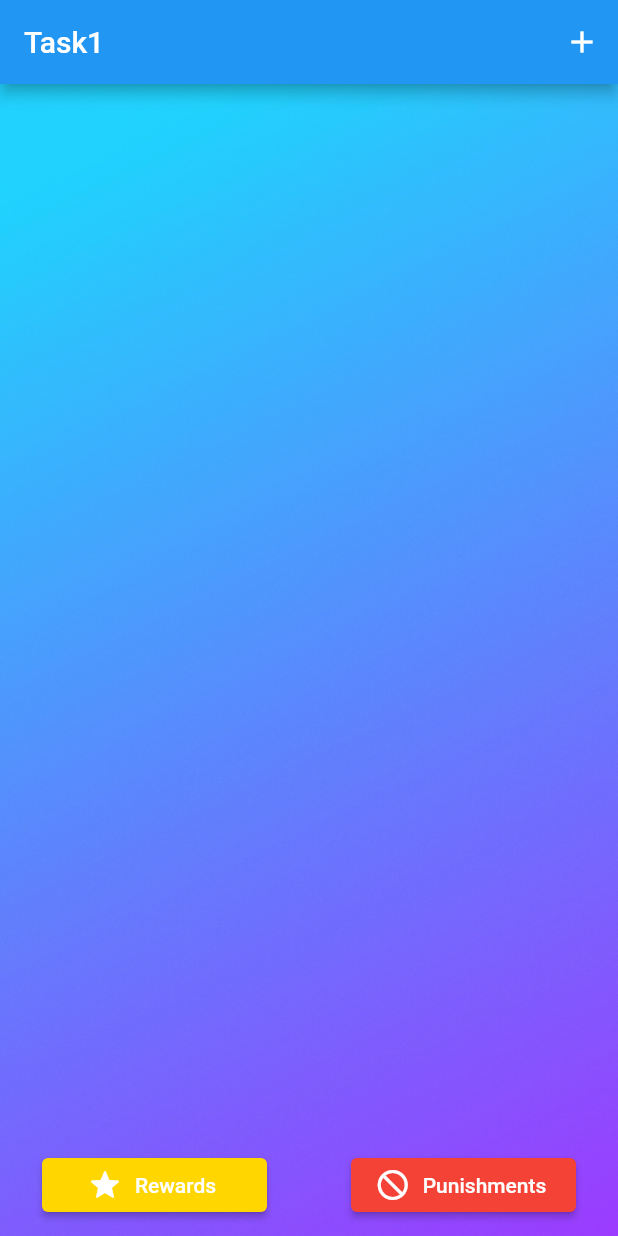
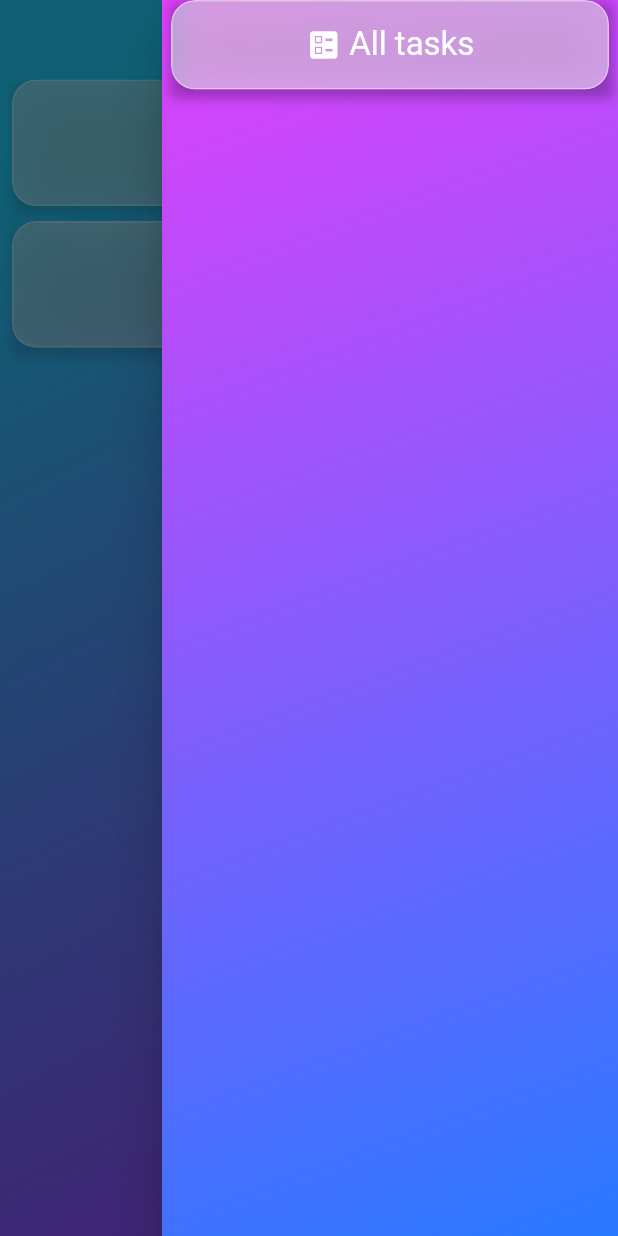
Before and after one commit to MohanpreetS/flutter_projects, a Flutter app: the screen it shows after launch, with the side drawer open (before the commit the screen has no drawer), on a phone screen of 412 x 824 dp. Run offline on Flutter 3.47's test engine with Material 2 defaults, Android fonts, the phone set to English and light mode, and no system bars; our stand-ins replace carousel_slider, image_picker, shared_preferences, sticky_headers.

Commit message:
all tasks screen

```diff
--- a/questify/lib/main.dart
+++ b/questify/lib/main.dart
@@ -2,6 +2,7 @@ import 'package:flutter/material.dart';
 import 'package:provider/provider.dart';
 
 import './screens/task_screen.dart';
+import './screens/all_tasks_screen.dart';
 import './providers/tasks.dart';
 import './models/task.dart';
 
@@ -21,7 +22,10 @@ class MyApp extends StatelessWidget {
         theme: ThemeData(
           primarySwatch: Colors.blue,
         ),
-        home: TaskScreen(),
+        routes: {
+          //TaskScreen.routeName: (_) => TaskScreen(),
+          AllTasksScreen.routeName: (_) => AllTasksScreen(),
+        },
       ),
     );
   }
--- a/questify/lib/models/task.dart
+++ b/questify/lib/models/task.dart
@@ -13,10 +13,10 @@ class Task with ChangeNotifier {
 
   Task(this.name, this.tid);
 
-  void addSubtask(String details) {
+  void addSubtask(String name) {
     var uid = Uuid();
     uid.v1();
-    var newSubtask = Subtask(details, uid);
+    var newSubtask = Subtask(name, uid);
     subtasks.insert(0, newSubtask);
     notifyListeners();
   }
--- a/questify/lib/providers/tasks.dart
+++ b/questify/lib/providers/tasks.dart
@@ -6,6 +6,7 @@ import '../models/task.dart';
 class Tasks with ChangeNotifier {
   List<Task> allTasks = [
     Task('First task', 'abcd'),
+    Task('Second task', 'details part 2'),
   ];
 
   void addTask(name) {
--- /dev/null
+++ b/questify/lib/screens/all_tasks_screen.dart
@@ -0,0 +1,99 @@
+import 'package:flutter/material.dart';
+import 'package:provider/provider.dart';
+
+import '../providers/tasks.dart';
+import '../widgets/side_drawer.dart';
+import '../templates/medium_white_container.dart';
+import '../widgets/task_tile.dart';
+import '../widgets/add_button.dart';
+
+class AllTasksScreen extends StatefulWidget {
+  static const routeName = '/';
+  @override
+  _AllTasksScreenState createState() => _AllTasksScreenState();
+}
+
+class _AllTasksScreenState extends State<AllTasksScreen> {
+  @override
+  Widget build(BuildContext context) {
+    final size = MediaQuery.of(context).size;
+    var task = Provider.of<Tasks>(context);
+    Widget _buildTaskTitle() {
+      return Text(
+        'All Tasks',
+        style: TextStyle(
+          fontSize: 30,
+          fontWeight: FontWeight.bold,
+          color: Colors.white,
+        ),
+        textAlign: TextAlign.center,
+      );
+    }
+
+    Widget _buildHeader(drawerOpen) {
+      return Row(
+        children: [
+          SizedBox(
+            width: 28,
+          ),
+          Expanded(
+            child: Container(
+              margin: EdgeInsets.only(left: 10),
+              child: _buildTaskTitle(),
+            ),
+          ),
+          IconButton(
+            onPressed: drawerOpen,
+            icon: Icon(
+              Icons.menu,
+              color: Colors.white,
+              size: 28,
+            ),
+          )
+        ],
+      );
+    }
+
+    return Scaffold(
+      endDrawer: SideDrawer(),
+      body: Builder(
+        builder: (context) => Container(
+          decoration: BoxDecoration(
+            image: DecorationImage(
+              image: AssetImage(
+                  'assets/images/luke-chesser-PHtp0cDBJSM-unsplash.jpg'),
+              fit: BoxFit.cover,
+            ),
+          ),
+          child: SafeArea(
+            child: Container(
+              child: Column(
+                children: [
+                  _buildHeader(() {
+                    Scaffold.of(context).openEndDrawer();
+                  }),
+                  Expanded(
+                    child: Container(
+                      child: ListView.builder(
+                        itemCount: task.allTasks.length,
+                        itemBuilder: (_, i) {
+                          return TaskTile(i);
+                        },
+                      ),
+                    ),
+                  ),
+                  Row(
+                    mainAxisAlignment: MainAxisAlignment.center,
+                    children: [
+                      AddButton(() {}),
+                    ],
+                  )
+                ],
+              ),
+            ),
+          ),
+        ),
+      ),
+    );
+  }
+}
--- /dev/null
+++ b/questify/lib/templates/medium_white_container.dart
@@ -0,0 +1,51 @@
+import 'dart:ui';
+
+import 'package:flutter/material.dart';
+
+class MediumWhiteContainer extends StatefulWidget {
+  var child;
+  var opacity;
+
+  MediumWhiteContainer({this.child, this.opacity});
+  @override
+  _MediumWhiteContainerState createState() => _MediumWhiteContainerState();
+}
+
+class _MediumWhiteContainerState extends State<MediumWhiteContainer> {
+  @override
+  Widget build(BuildContext context) {
+    return Container(
+      decoration: BoxDecoration(
+        boxShadow: [
+          BoxShadow(
+            blurRadius: 6,
+            spreadRadius: 1,
+            color: Colors.black.withOpacity(0.15),
+            offset: Offset(1, 5),
+          )
+        ],
+      ),
+      child: ClipRRect(
+        borderRadius: BorderRadius.circular(16),
+        child: BackdropFilter(
+          filter: ImageFilter.blur(
+            sigmaX: 16,
+            sigmaY: 16,
+          ),
+          child: Container(
+            //margin: EdgeInsets.symmetric(vertical: 6, horizontal: 6),
+            decoration: BoxDecoration(
+              color: Colors.white.withOpacity(widget.opacity),
+              borderRadius: BorderRadius.circular(16),
+              border: Border.all(
+                width: 1,
+                color: Colors.white.withOpacity(0.4),
+              ),
+            ),
+            child: widget.child,
+          ),
+        ),
+      ),
+    );
+  }
+}
--- /dev/null
+++ b/questify/lib/widgets/add_button.dart
@@ -0,0 +1,42 @@
+import 'dart:ui';
+
+import 'package:flutter/material.dart';
+
+class AddButton extends StatelessWidget {
+  final addFunction;
+
+  AddButton(this.addFunction);
+  @override
+  Widget build(BuildContext context) {
+    return Container(
+      margin: EdgeInsets.symmetric(horizontal: 4),
+      child: ClipRRect(
+        borderRadius: BorderRadius.circular(8),
+        child: BackdropFilter(
+          filter: ImageFilter.blur(
+            sigmaX: 16,
+            sigmaY: 16,
+          ),
+          child: Container(
+            //margin: EdgeInsets.symmetric(vertical: 6, horizontal: 6),
+            decoration: BoxDecoration(
+              color: Colors.white.withOpacity(0.6),
+              borderRadius: BorderRadius.circular(8),
+              border: Border.all(
+                width: 1,
+                color: Colors.white.withOpacity(0.25),
+              ),
+            ),
+            child: IconButton(
+              onPressed: addFunction,
+              icon: Icon(
+                Icons.add,
+                color: Colors.white,
+              ),
+            ),
+          ),
+        ),
+      ),
+    );
+  }
+}
--- /dev/null
+++ b/questify/lib/widgets/side_drawer.dart
@@ -0,0 +1,84 @@
+import 'package:flutter/material.dart';
+
+import '../templates/medium_white_container.dart';
+import '../screens/all_tasks_screen.dart';
+
+class SideDrawer extends StatefulWidget {
+  @override
+  _SideDrawerState createState() => _SideDrawerState();
+}
+
+class _SideDrawerState extends State<SideDrawer> {
+  @override
+  Widget build(BuildContext context) {
+    final size = MediaQuery.of(context).size;
+    Widget drawerItem(label, ontap) {
+      return GestureDetector(
+        onTap: ontap,
+        child: Container(
+          margin: EdgeInsets.symmetric(
+            horizontal: 6,
+          ),
+          decoration: BoxDecoration(
+            boxShadow: [
+              BoxShadow(
+                blurRadius: 6,
+                spreadRadius: 1,
+                color: Colors.black.withOpacity(0.15),
+                offset: Offset(1, 3),
+              ),
+            ],
+          ),
+          child: MediumWhiteContainer(
+            child: Container(
+              height: size.height * 0.07,
+              child: Center(
+                child: Row(
+                  mainAxisAlignment: MainAxisAlignment.center,
+                  children: [
+                    Icon(
+                      Icons.ballot,
+                      color: Colors.white,
+                    ),
+                    SizedBox(width: 5),
+                    Text(
+                      label,
+                      style: TextStyle(
+                        color: Colors.white,
+                        fontSize: 22,
+                      ),
+                    ),
+                  ],
+                ),
+              ),
+            ),
+            opacity: 0.5,
+          ),
+        ),
+      );
+    }
+
+    return Drawer(
+      child: Container(
+        child: ListView(
+          children: [
+            drawerItem(
+                'All tasks',
+                () => Navigator.of(context)
+                    .pushReplacementNamed(AllTasksScreen.routeName)),
+          ],
+        ),
+        decoration: BoxDecoration(
+          gradient: LinearGradient(
+            colors: [
+              Colors.purpleAccent.shade200,
+              Colors.blueAccent.shade400,
+            ],
+            begin: Alignment.topLeft,
+            end: Alignment.bottomRight,
+          ),
+        ),
+      ),
+    );
+  }
+}
--- a/questify/lib/widgets/subtask_tile.dart
+++ b/questify/lib/widgets/subtask_tile.dart
@@ -84,7 +84,7 @@ class _SubtaskTileState extends State<SubtaskTile> {
           child: Container(
               //margin: EdgeInsets.symmetric(vertical: 6, horizontal: 6),
               decoration: BoxDecoration(
-                color: Colors.white.withOpacity(0.2),
+                color: Colors.white.withOpacity(0.35),
                 borderRadius: BorderRadius.circular(16),
                 border: Border.all(
                   width: 1,
--- /dev/null
+++ b/questify/lib/widgets/task_tile.dart
@@ -0,0 +1,48 @@
+import 'package:flutter/material.dart';
+import 'package:provider/provider.dart';
+
+import '../providers/tasks.dart';
+import '../templates/medium_white_container.dart';
+import '../screens/task_screen.dart';
+
+class TaskTile extends StatefulWidget {
+  final taskIndex;
+
+  TaskTile(this.taskIndex);
+  @override
+  _TaskTileState createState() => _TaskTileState();
+}
+
+class _TaskTileState extends State<TaskTile> {
+  @override
+  Widget build(BuildContext context) {
+    var tasks = Provider.of<Tasks>(context);
+    final size = MediaQuery.of(context).size;
+    return GestureDetector(
+      onTap: () {
+        print('abc');
+        Navigator.push(
+          context,
+          MaterialPageRoute(
+            builder: (c) => TaskScreen(widget.taskIndex),
+          ),
+        );
+      },
+      child: Container(
+        margin: EdgeInsets.symmetric(
+          vertical: 5,
+          horizontal: 8,
+        ),
+        child: MediumWhiteContainer(
+          opacity: 0.4,
+          child: Container(
+            height: size.height * 0.1,
+            child: Center(
+              child: Text(tasks.allTasks[widget.taskIndex].name),
+            ),
+          ),
+        ),
+      ),
+    );
+  }
+}
--- a/questify/pubspec.yaml
+++ b/questify/pubspec.yaml
@@ -23,6 +23,7 @@ environment:
 dependencies:
   flutter:
     sdk: flutter
+  auto_size_text: ^3.0.0-nullsafety.0
   cupertino_icons: ^1.0.2
   provider: ^5.0.0
   uuid: ^3.0.4
```
Also changed, not shown: questify/lib/screens/task_screen.dart (+60 -13 lines), questify/lib/widgets/add_task_dialog.dart (+4 -24 lines), questify/lib/widgets/reward_punishment.dart (+47 -7 lines), questify/pubspec.lock.
